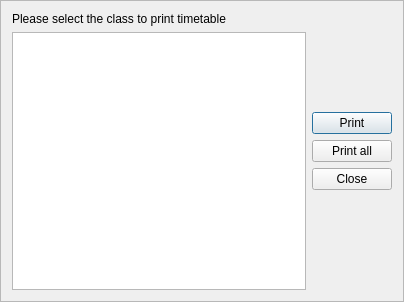
Qt form Orar/OrarApp/ExportTimetableDialog.ui (alexandrutm/UnivTimetable) before a commit.
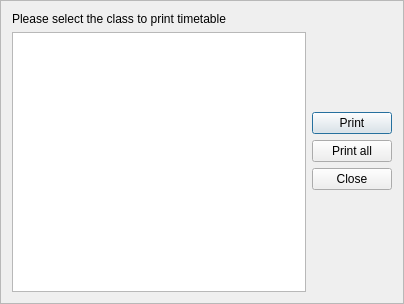
The same form after that commit.

```diff
--- a/Orar/OrarApp/ExportTimetableDialog.ui
+++ b/Orar/OrarApp/ExportTimetableDialog.ui
@@ -7,7 +7,7 @@
     <x>0</x>
     <y>0</y>
     <width>404</width>
-    <height>301</height>
+    <height>304</height>
    </rect>
   </property>
   <property name="windowTitle">
```
Left out of the diff: 2 changed lines with no effect on the pictures.
